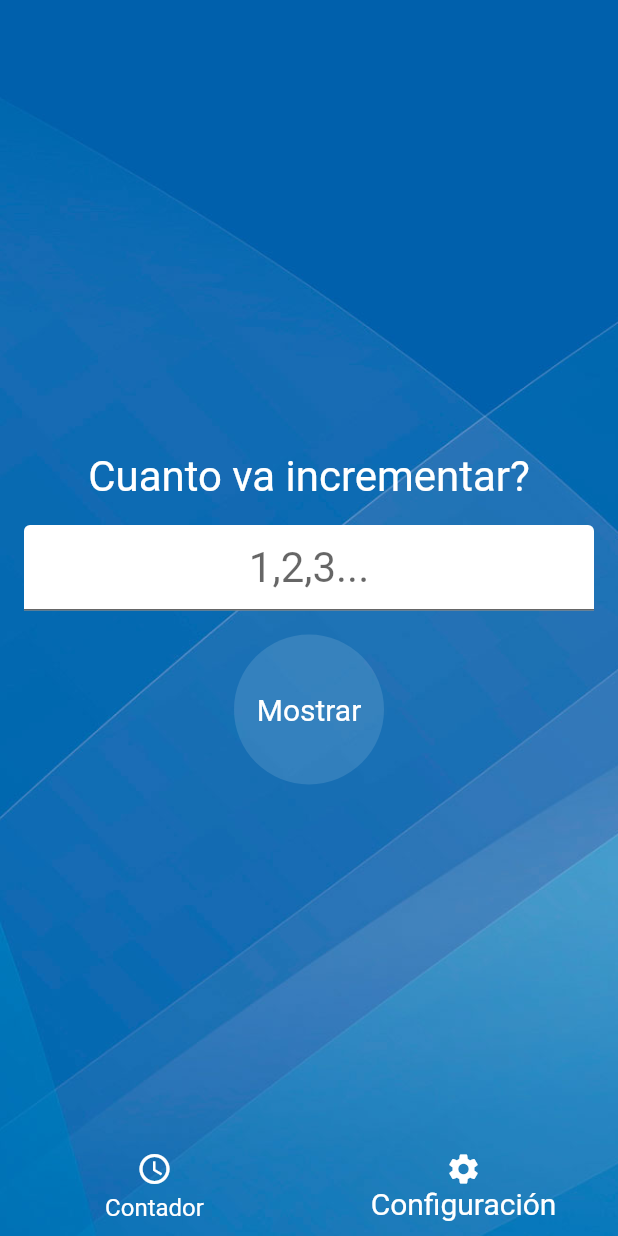
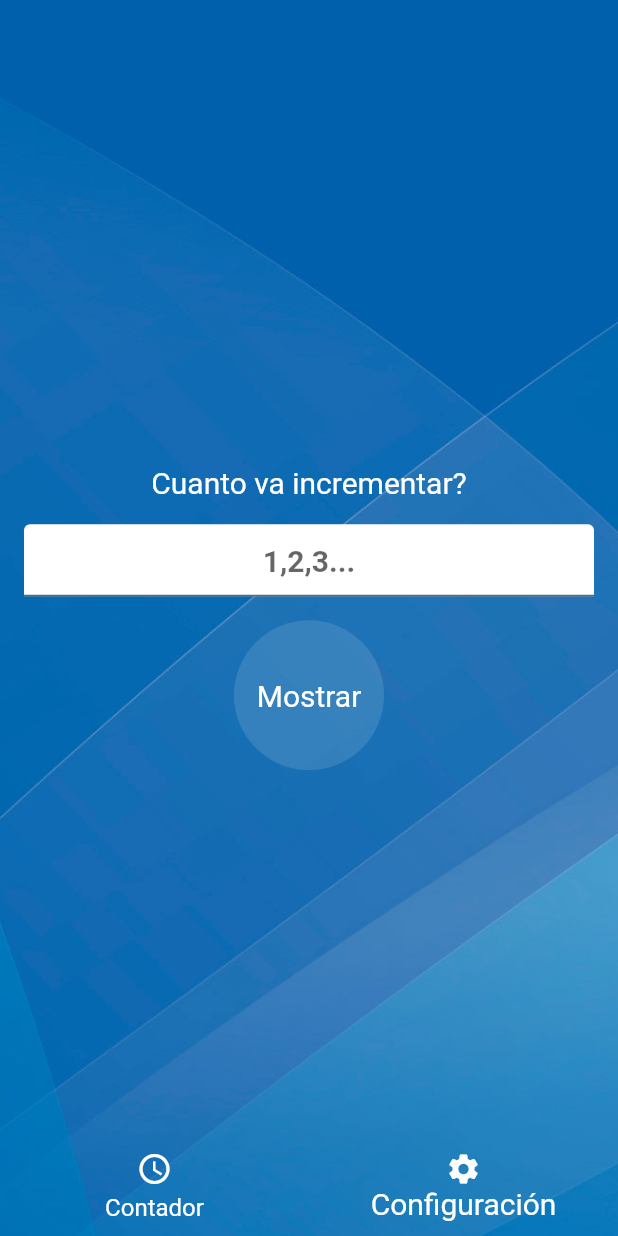
Before and after one commit to darkderes/proyectom1, a Flutter app: the screen it shows after launch, item 2 of the bottom bar chosen, after a tap on "Mostrar", on a phone screen of 412 x 824 dp. Run offline on Flutter 3.47's test engine with Material 2 defaults, Android fonts, the phone set to English and light mode, and no system bars; Roboto replaces fonts that are missing (MonserratBold, MonserratMedium).

Commit message:
ultima actualziación

```diff
--- a/lib/app_theme.dart
+++ b/lib/app_theme.dart
@@ -1,5 +1,3 @@
-import 'dart:io';
-
 import 'package:flutter/material.dart';
 
 class AppTheme {
--- a/lib/main.dart
+++ b/lib/main.dart
@@ -1,7 +1,7 @@
 import 'package:flutter/material.dart';
 import 'package:proyectom1/page/settings.dart';
 import 'package:proyectom1/page/counter.dart';
-import 'package:proyectom1/widget/buttonNavegationCustom.dart';
+import 'package:proyectom1/widget/button_navegation_custom.dart';
 import 'app_theme.dart';
 
 void main() {
--- a/lib/page/counter.dart
+++ b/lib/page/counter.dart
@@ -1,6 +1,6 @@
 import 'package:flutter/material.dart';
-import '../app_theme.dart';
-import '../widget/circularAvatarCustom.dart';
+import 'package:proyectom1/widget/text_custom.dart';
+import '../widget/circle_avatar_custom.dart';
 
 class PageCounter extends StatefulWidget {
   final Function(String) onImageSelected;
@@ -36,10 +36,11 @@ class _PageCounterState extends State<PageCounter> {
     });
   }
 
-  void _restCounter() {
+  void _decreaseCounter() {
     setState(() {
       if (_counter > 0) {
         _counter -= widget.incrementValue;
+        if(_counter < 0) _counter = 0;
         widget.onCounterValueChanged(_counter);
       }
     });
@@ -60,7 +61,7 @@ class _PageCounterState extends State<PageCounter> {
           padding: const EdgeInsets.all(20.0),
           child: Column(
             children: [
-              const Text("Cambiar de fondo"),
+              Text("Cambiar de fondo",style: styleTitle(28),),
               Padding(
                 padding: const EdgeInsets.only(top: 20.0),
                 child: Row(
@@ -84,10 +85,7 @@ class _PageCounterState extends State<PageCounter> {
             mainAxisAlignment: MainAxisAlignment.center,
             children: [
               Text(_counter.toString(),
-                  style: const TextStyle(
-                    color: Colors.white,
-                    fontSize: 100,
-                    fontWeight: FontWeight.bold,
+                  style: styleNumber(100, 1
                   )),
               Row(
                 mainAxisAlignment: MainAxisAlignment.center,
@@ -99,7 +97,7 @@ class _PageCounterState extends State<PageCounter> {
                     ),
                     child: IconButton(
                       onPressed: () {
-                        _restCounter();
+                        _decreaseCounter();
                       },
                       icon: const Icon(Icons.remove),
                       iconSize: 40,
@@ -111,7 +109,7 @@ class _PageCounterState extends State<PageCounter> {
                   ),
                   Container(
                     width:
-                        100, // Ajusta el ancho del Container según tus necesidades
+                        100,
                     height: 100,
                     decoration: BoxDecoration(
                       shape: BoxShape.circle,
@@ -121,8 +119,8 @@ class _PageCounterState extends State<PageCounter> {
                       onPressed: () {
                         _cleanCounter();
                       },
-                      icon: const Text("Limpiar",
-                          style: TextStyle(color: Colors.white, fontSize: 20)),
+                      icon: Text("Limpiar",
+                          style: styleTitle(20)),
                       // iconSize: 100,
                       color: Colors.white,
                     ),
--- a/lib/page/settings.dart
+++ b/lib/page/settings.dart
@@ -1,4 +1,5 @@
 import 'package:flutter/material.dart';
+import '../widget/text_custom.dart';
 
 class PageSetting extends StatefulWidget {
   final Function(int) onIncrementValueChanged;
@@ -13,7 +14,6 @@ class PageSetting extends StatefulWidget {
   @override
   State<PageSetting> createState() => _PageSettingState();
 }
-
 class _PageSettingState extends State<PageSetting> {
   final TextEditingController _controller = TextEditingController();
   int _incrementValue = 1;
@@ -23,14 +23,12 @@ class _PageSettingState extends State<PageSetting> {
     _controller.dispose();
     super.dispose();
   }
-
   @override
   void initState() {
     super.initState();
     _incrementValue = widget
         .counterValue; // Inicializa el valor de incremento con el valor pasado
   }
-
   @override
   Widget build(BuildContext context) {
     return Stack(
@@ -39,9 +37,8 @@ class _PageSettingState extends State<PageSetting> {
         Column(
           mainAxisAlignment: MainAxisAlignment.center,
           children: [
-            const Text(
-              "Cuanto va incrementar?",
-              style: TextStyle(color: Colors.white, fontSize: 28),
+             Text(
+              "Cuanto va incrementar?",style: styleTitle(20),
             ),
             Padding(
               padding: const EdgeInsets.all(16.0),
@@ -54,12 +51,12 @@ class _PageSettingState extends State<PageSetting> {
                 ),
                 keyboardType: TextInputType.number,
                 textAlign: TextAlign.center,
-                style: const TextStyle(
-                    color: Color.fromARGB(255, 14, 7, 7), fontSize: 28),
+                style: styleNumber(20, 0),
                 onChanged: (value) {
                   final newValue = int.tryParse(value);
                   if (newValue != null) {
                     setState(() {
+
                       _incrementValue = newValue > 0
                           ? newValue
                           : 1; // Actualizar el valor de incremento al cambiar el texto
@@ -77,10 +74,13 @@ class _PageSettingState extends State<PageSetting> {
               ),
               child: IconButton(
                 onPressed: () {
-                  widget.onIncrementValueChanged(_incrementValue);
+                  if (_controller.text.isNotEmpty) {
+                    widget.onIncrementValueChanged(_incrementValue);
+                  }
+
                 },
-                icon: const Text("Mostrar",
-                    style: TextStyle(color: Colors.white, fontSize: 20)),
+                icon:  Text("Mostrar",
+                    style: styleTitle(20)),
                 color: Colors.white,
               ),
             ),
--- /dev/null
+++ b/lib/widget/text_custom.dart
@@ -0,0 +1,19 @@
+import 'package:flutter/material.dart';
+
+// estilos de texto para la app
+TextStyle styleTitle (int size) {
+return TextStyle(
+  fontSize: size.toDouble(),
+  color: Colors.white,
+  fontFamily: 'MonserratMedium',
+
+);
+}
+TextStyle styleNumber  (int size,int color) {
+return TextStyle(
+  fontSize: size.toDouble(),
+  color: color == 1 ? Colors.white : Colors.black,
+  fontFamily: 'MonserratBold',
+  fontWeight: FontWeight.bold,
+);
+}
```
Also changed, not shown: pubspec.yaml (+7 -0 lines), lib/widget/button_navegation_custom.dart (renamed from lib/widget/buttonNavegationCustom.dart), lib/widget/circle_avatar_custom.dart (renamed from lib/widget/circularAvatarCustom.dart), 1 other file.
